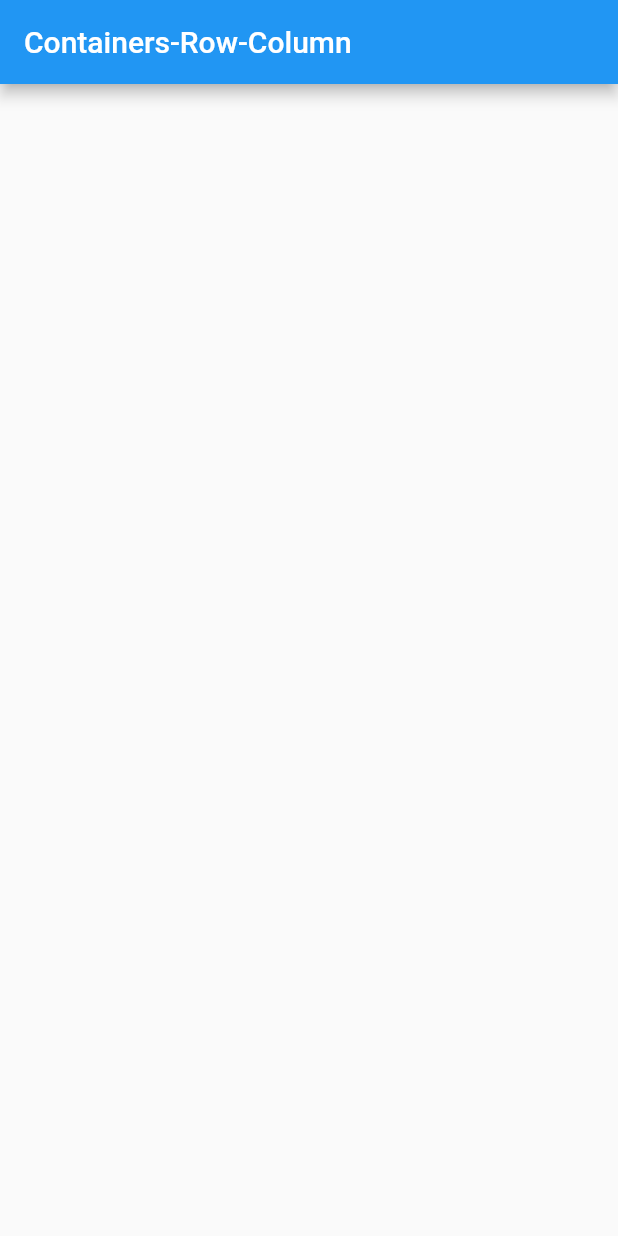
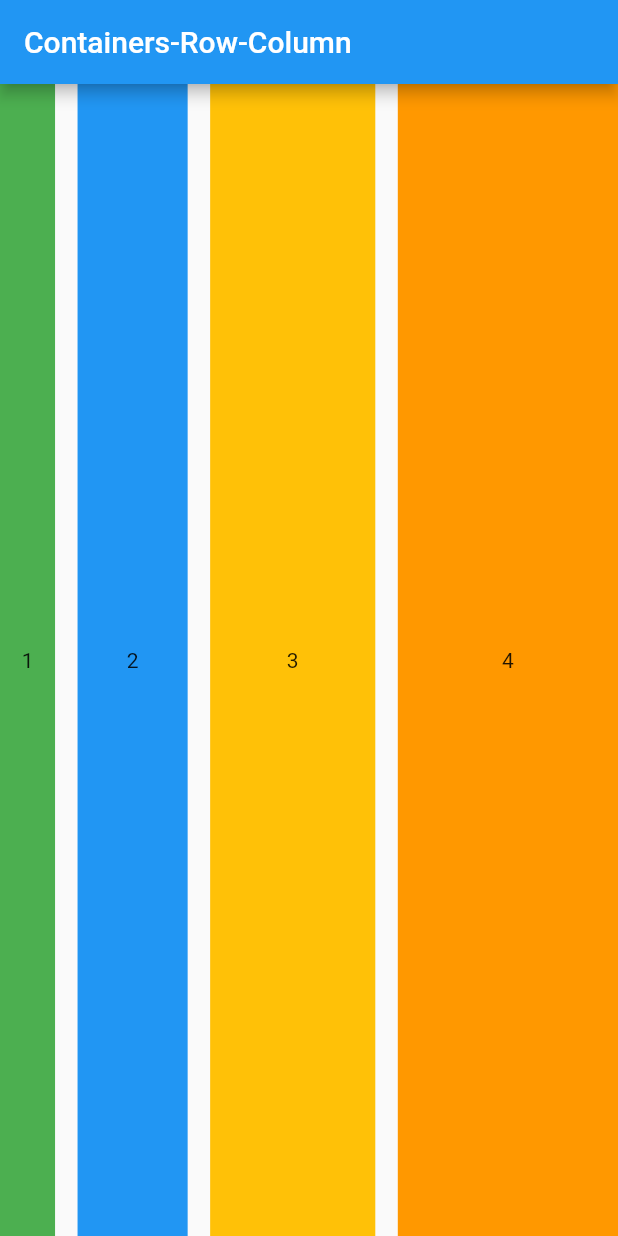
Before and after one commit to mohdaamir8182/test_layout, a Flutter app: the screen it shows after launch, on a phone screen of 412 x 824 dp. Run offline on Flutter 3.47's test engine with Material 2 defaults, Android fonts, the phone set to English and light mode, and no system bars.

Commit message:
Added rows and columns

```diff
--- a/lib/main.dart
+++ b/lib/main.dart
@@ -1,3 +1,4 @@
+import 'package:flutter/cupertino.dart';
 import 'package:flutter/material.dart';
 
 void main() => runApp(MyApp());
@@ -6,9 +7,77 @@ class MyApp extends StatelessWidget {
   @override
   Widget build(BuildContext context) {
     return MaterialApp(
-      home: Scaffold(
-        appBar: AppBar(
-          title: Text("Containers-Row-Column"),
+      home: SafeArea(
+        child: Scaffold(
+          appBar: AppBar(
+            title: Text("Containers-Row-Column"),
+          ),
+//        body: Container(
+////          margin: EdgeInsets.symmetric(vertical:50.0,horizontal: 100.0),
+////          padding: EdgeInsets.symmetric(vertical:50.0,horizontal: 100.0),
+//          color: Colors.amber,
+//          height: 100.0,
+//          width: 100.0,
+//          child: Text("BODY"),
+//          alignment: Alignment.center,
+//          //transform: Matrix4.rotationZ(0.5),
+//        ),
+        body: Row(
+          mainAxisAlignment: MainAxisAlignment.center,
+          crossAxisAlignment: CrossAxisAlignment.center,
+          mainAxisSize: MainAxisSize.min,
+          children: <Widget>[
+            Expanded(
+              flex: 1,
+              child: Container(
+                color: Colors.green,
+////              height: 100.0,
+//              width: 50.0,
+                child: Text("1"),
+                alignment: Alignment.center,
+              ),
+            ),
+            SizedBox(
+              width: 15.0,
+            ),
+            Expanded(
+              flex: 2,
+              child: Container(
+                color: Colors.blue,
+//              height: double.infinity,
+//              //width: double.infinity,
+                child: Text("2"),
+                alignment: Alignment.center,
+              ),
+            ),
+            SizedBox(
+              width: 15.0,
+            ),
+            Expanded(
+              flex: 3,
+              child: Container(
+                color: Colors.amber,
+//              height: 100.0,
+//              //width: double.infinity,
+                child: Text("3"),
+                alignment: Alignment.center,
+              ),
+            ),
+            SizedBox(
+              width: 15.0,
+            ),
+            Expanded(
+              flex: 4,
+              child: Container(
+                color: Colors.orange,
+//              height: 100.0,
+//              //width: double.infinity,
+                child: Text("4"),
+                alignment: Alignment.center,
+              ),
+            ),
+          ],
+        ),
         ),
       ),
     );
```
